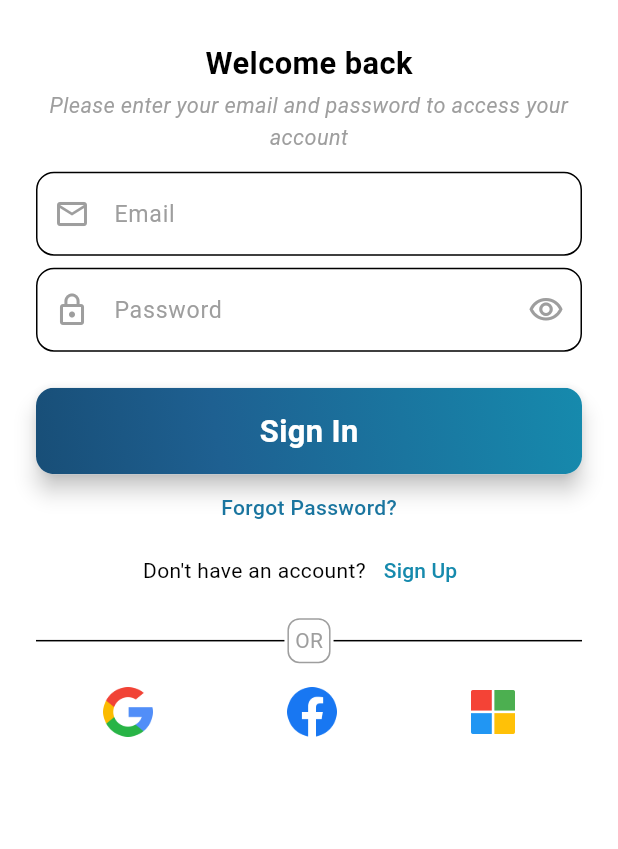
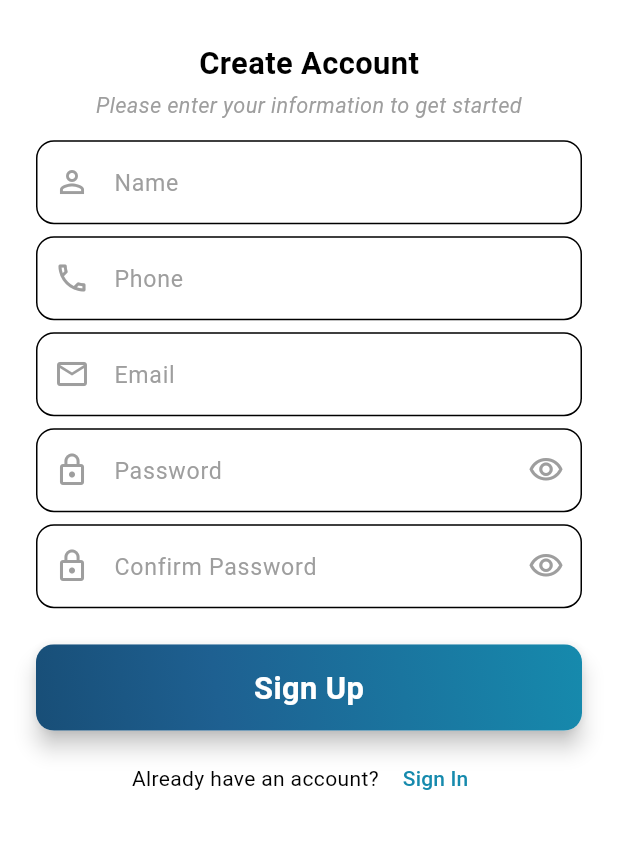
Before and after one commit to abdullah-nah/PropScan, a Flutter app: the screen it shows after launch, after a tap on "Sign Up", on a phone screen of 412 x 824 dp, the part 366-1215 px from its top. Run offline on Flutter 3.47's test engine with Material 3 defaults, Android fonts, the phone set to English and light mode, and no system bars; our stand-ins replace go_router.

Commit message:
implement sign up screen

```diff
--- a/lib/core/router/router_config.dart
+++ b/lib/core/router/router_config.dart
@@ -1,6 +1,7 @@
 import 'package:go_router/go_router.dart';
 import 'package:prop_scan/core/router/routes_config.dart';
 import 'package:prop_scan/features/auth/presentation/screens/sign_in_screen.dart';
+import 'package:prop_scan/features/auth/presentation/screens/sign_up_screen.dart';
 import 'package:prop_scan/features/splash/presentation/screens/splash_screen.dart';
 
 part 'router_config.main.dart';
--- a/lib/core/router/router_config.main.dart
+++ b/lib/core/router/router_config.main.dart
@@ -11,6 +11,10 @@ abstract final class AppRouter {
         path: AppRoutes.kSignInScreen,
         builder: (context, state) => SignInScreen(),
       ),
+      GoRoute(
+        path: AppRoutes.kSignUpScreen,
+        builder: (context, state) => SignUpScreen(),
+      ),
     ],
   );
 }
--- a/lib/core/router/routes_config.dart
+++ b/lib/core/router/routes_config.dart
@@ -1,4 +1,5 @@
 abstract final class AppRoutes {
   static const String kSplashScreen = '/';
   static const String kSignInScreen = '/signInScreen';
+  static const String kSignUpScreen = '/signUpScreen';
 }
--- /dev/null
+++ b/lib/core/style/app_icons.dart
@@ -0,0 +1,19 @@
+import 'package:flutter/material.dart';
+
+abstract final class AppIcons {
+  static const person = Icons.person_outline;
+  static const arrowDown = Icons.keyboard_arrow_down_outlined;
+  static const notification = Icons.notifications_outlined;
+  static const myLocation = Icons.my_location;
+  static const search = Icons.search;
+  static const home = Icons.home_outlined;
+  static const nearby = Icons.location_on_outlined;
+  static const bookmark = Icons.bookmark_outline;
+  static const chat = Icons.chat_outlined;
+  static const setting = Icons.settings_outlined;
+  static const help = Icons.help_outline;
+  static const logout = Icons.logout_outlined;
+  static const bedroom = Icons.bed_outlined;
+  static const bathroom = Icons.bathtub_outlined;
+  static const phone = Icons.phone_outlined;
+}
--- a/lib/features/auth/presentation/screens/sign_up_screen.dart
+++ b/lib/features/auth/presentation/screens/sign_up_screen.dart
@@ -0,0 +1,13 @@
+import 'package:flutter/material.dart';
+import 'package:prop_scan/features/auth/presentation/widgets/sign_up_screen_body.dart';
+
+class SignUpScreen extends StatelessWidget {
+  const SignUpScreen({super.key});
+
+  @override
+  Widget build(BuildContext context) {
+    return SafeArea(
+      child: Scaffold(body: SingleChildScrollView(child: SignUpScreenBody())),
+    );
+  }
+}
--- a/lib/features/auth/presentation/widgets/auth_have_an_account.dart
+++ b/lib/features/auth/presentation/widgets/auth_have_an_account.dart
@@ -1,5 +1,8 @@
 import 'package:flutter/material.dart';
+import 'package:go_router/go_router.dart';
 import 'package:prop_scan/core/common/widgets/responsive_text.dart';
+import 'package:prop_scan/core/common/widgets/spaces.dart';
+import 'package:prop_scan/core/router/routes_config.dart';
 import 'package:prop_scan/core/style/app_palette.dart';
 
 class AuthHaveAnAccount extends StatelessWidget {
@@ -13,12 +16,17 @@ class AuthHaveAnAccount extends StatelessWidget {
       mainAxisAlignment: MainAxisAlignment.center,
       children: [
         ResponsiveText(
-          currentScreen.contains('signin')
+          currentScreen.contains('in')
               ? "Don't have an account?"
               : "Already have an account?",
         ),
+        HorizontalSpace(4),
         TextButton(
-          onPressed: () {},
+          onPressed: () {
+            currentScreen.contains('in')
+                ? context.push(AppRoutes.kSignUpScreen)
+                : context.pop();
+          },
           child: ResponsiveText(
             currentScreen.contains("in") ? 'Sign Up' : "Sign In",
             style: const TextStyle(color: AppPalette.kColor4),
--- a/lib/features/auth/presentation/widgets/sign_in_methods_section.dart
+++ b/lib/features/auth/presentation/widgets/sign_in_methods_section.dart
@@ -18,7 +18,7 @@ class SignInMethodsSection extends StatelessWidget {
           AuthHaveAnAccount(),
           VerticalSpace(8),
           CustomDivider(),
-          VerticalSpace(16),
+          VerticalSpace(22),
           Row(
             mainAxisAlignment: MainAxisAlignment.spaceAround,
             children: [
--- a/lib/features/auth/presentation/widgets/sign_in_screen_body.dart
+++ b/lib/features/auth/presentation/widgets/sign_in_screen_body.dart
@@ -16,7 +16,7 @@ class SignInScreenBody extends StatelessWidget {
         AuthLogoSection(),
         VerticalSpace(16),
         SignInFormSection(),
-        VerticalSpace(12),
+        VerticalSpace(16),
         GestureDetector(
           onTap: () {},
           child: ResponsiveText(
--- /dev/null
+++ b/lib/features/auth/presentation/widgets/sign_up_form_section.dart
@@ -0,0 +1,66 @@
+import 'package:flutter/material.dart';
+import 'package:prop_scan/core/common/widgets/custom_text_field.dart';
+import 'package:prop_scan/core/common/widgets/responsive_text.dart';
+import 'package:prop_scan/core/common/widgets/spaces.dart';
+import 'package:prop_scan/core/style/app_icons.dart';
+import 'package:prop_scan/core/style/app_palette.dart';
+import 'package:prop_scan/features/auth/presentation/widgets/auth_submit_button.dart';
+
+class SignUpFormSection extends StatelessWidget {
+  const SignUpFormSection({super.key});
+
+  @override
+  Widget build(BuildContext context) {
+    return Padding(
+      padding: EdgeInsets.symmetric(horizontal: 24),
+      child: Column(
+        children: [
+          ResponsiveText(
+            'Create Account',
+            style: TextStyle(fontSize: 20, fontWeight: FontWeight.w600),
+          ),
+          const VerticalSpace(4),
+          const ResponsiveText(
+            'Please enter your information to get started',
+            style: TextStyle(
+              fontSize: 14,
+              fontStyle: FontStyle.italic,
+              color: AppPalette.grey,
+            ),
+            textAlign: TextAlign.center,
+          ),
+          VerticalSpace(12),
+          CustomTextField(
+            hintText: 'Name',
+            prefixIcon: const Icon(AppIcons.person),
+            textCapitalization: TextCapitalization.sentences,
+            textInputAction: TextInputAction.next,
+          ),
+          VerticalSpace(8),
+          CustomTextField(
+            type: TextFieldType.phone,
+            textInputAction: TextInputAction.next,
+          ),
+          VerticalSpace(8),
+          CustomTextField(
+            type: TextFieldType.email,
+            textInputAction: TextInputAction.next,
+          ),
+          VerticalSpace(8),
+          CustomTextField(
+            type: TextFieldType.password,
+            textInputAction: TextInputAction.next,
+          ),
+          VerticalSpace(8),
+          CustomTextField(
+            type: TextFieldType.password,
+            hintText: 'Confirm Password',
+            textInputAction: TextInputAction.go,
+          ),
+          VerticalSpace(24),
+          AuthSubmitButton(text: 'Sign Up'),
+        ],
+      ),
+    );
+  }
+}
--- /dev/null
+++ b/lib/features/auth/presentation/widgets/sign_up_screen_body.dart
@@ -0,0 +1,23 @@
+import 'package:flutter/material.dart';
+import 'package:prop_scan/core/common/widgets/spaces.dart';
+import 'package:prop_scan/features/auth/presentation/widgets/auth_have_an_account.dart';
+import 'package:prop_scan/features/auth/presentation/widgets/auth_logo_section.dart';
+import 'package:prop_scan/features/auth/presentation/widgets/sign_up_form_section.dart';
+
+class SignUpScreenBody extends StatelessWidget {
+  const SignUpScreenBody({super.key});
+
+  @override
+  Widget build(BuildContext context) {
+    return Column(
+      children: [
+        AuthLogoSection(),
+        VerticalSpace(16),
+        SignUpFormSection(),
+        VerticalSpace(8),
+        AuthHaveAnAccount(),
+        VerticalSpace(8),
+      ],
+    );
+  }
+}
```
